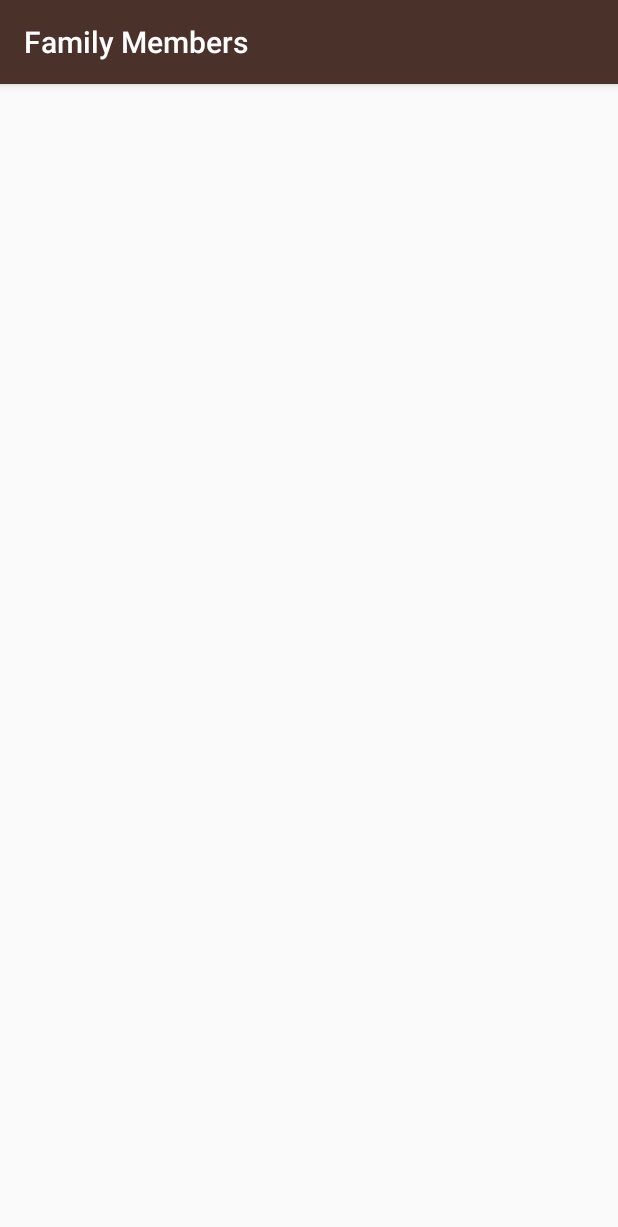
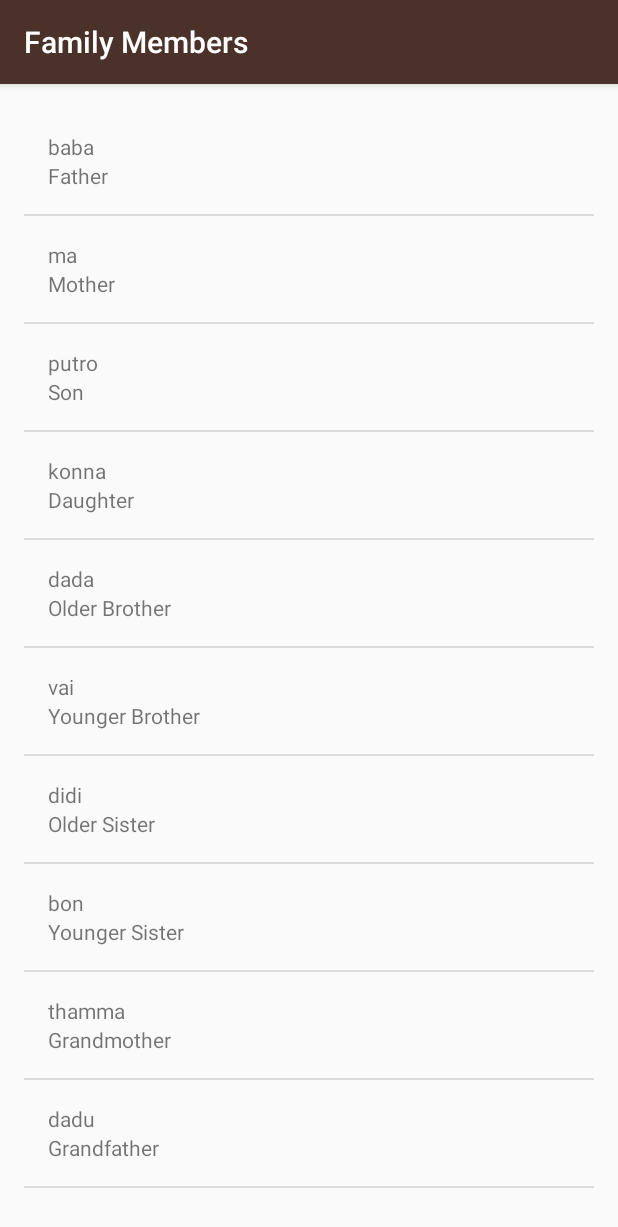
Before and after one commit to mbbipul/FirstAndroidApps, an Android app: the FamilyMembers screen opened directly, with no data from a screen before it, on a phone screen of 412 x 824 dp. Shown: the top 1227 px of the screen. Run offline under Robolectric (Android 15) with nearby library versions, the phone set to English and light mode, and no system bars.

Commit message:
Updating all Activity

```diff
--- a/app/src/main/java/com/example/android/miwok/FamilyMembers.java
+++ b/app/src/main/java/com/example/android/miwok/FamilyMembers.java
@@ -2,6 +2,9 @@ package com.example.android.miwok;
 
 import android.support.v7.app.AppCompatActivity;
 import android.os.Bundle;
+import android.widget.ListView;
+
+import java.util.ArrayList;
 
 public class FamilyMembers extends AppCompatActivity {
 
@@ -9,5 +12,23 @@ public class FamilyMembers extends AppCompatActivity {
     protected void onCreate(Bundle savedInstanceState) {
         super.onCreate(savedInstanceState);
         setContentView(R.layout.activity_family_members);
+        ArrayList<Word> family = new ArrayList<Word>();
+        family.add(new Word("Father","baba"));
+        family.add(new Word("Mother","ma"));
+        family.add(new Word("Son","putro"));
+        family.add(new Word("Daughter","konna"));
+        family.add(new Word("Older Brother","dada"));
+        family.add(new Word("Younger Brother","vai"));
+        family.add(new Word("Older Sister","didi"));
+        family.add(new Word("Younger Sister","bon"));
+        family.add(new Word("Grandmother","thamma"));
+        family.add(new Word("Grandfather","dadu"));
+
+
+
+        WordAdapter familyAdapter = new WordAdapter(this,family);
+        ListView listView = (ListView) findViewById(R.id.list_family_member);
+
+        listView.setAdapter(familyAdapter);
     }
 }
--- a/app/src/main/res/layout/activity_family_members.xml
+++ b/app/src/main/res/layout/activity_family_members.xml
@@ -1,9 +1,14 @@
 <?xml version="1.0" encoding="utf-8"?>
-<android.support.constraint.ConstraintLayout xmlns:android="http://schemas.android.com/apk/res/android"
+<ListView xmlns:android="http://schemas.android.com/apk/res/android"
     xmlns:app="http://schemas.android.com/apk/res-auto"
     xmlns:tools="http://schemas.android.com/tools"
+    android:id="@+id/list_family_member"
+    android:orientation="vertical"
     android:layout_width="match_parent"
     android:layout_height="match_parent"
-    tools:context="com.example.android.miwok.FamilyMembers">
-
-</android.support.constraint.ConstraintLayout>
+    android:paddingBottom="@dimen/activity_vertical_margin"
+    android:paddingLeft="@dimen/activity_horizontal_margin"
+    android:paddingRight="@dimen/activity_horizontal_margin"
+    android:paddingTop="@dimen/activity_vertical_margin"
+    tools:context="com.example.android.miwok.FamilyMembers"
+    />
```
Also changed, not shown: app/src/main/java/com/example/android/miwok/Colors.java (+17 -0 lines), app/src/main/java/com/example/android/miwok/Pharases.java (+21 -0 lines), app/src/main/res/layout/activity_colors.xml (+8 -2 lines), app/src/main/res/layout/activity_pharases.xml (+8 -4 lines).
